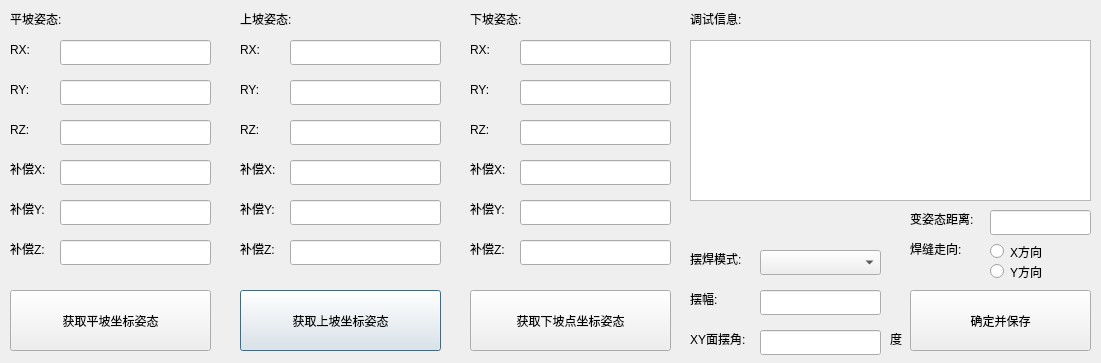
Qt form setcraft3dlg.ui (qubo188612/qtwelding) before a commit.
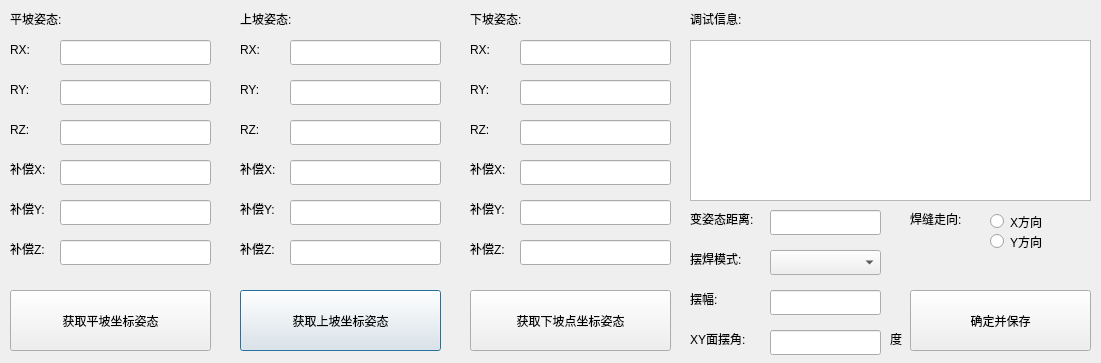
The same form after that commit.

Patch:
```diff
--- a/setcraft3dlg.ui
+++ b/setcraft3dlg.ui
@@ -16,9 +16,9 @@
   <widget class="QLineEdit" name="lineEdit_pendulum_swing">
    <property name="geometry">
     <rect>
-     <x>760</x>
+     <x>770</x>
      <y>290</y>
-     <width>121</width>
+     <width>111</width>
      <height>25</height>
     </rect>
    </property>
@@ -252,9 +252,9 @@
   <widget class="QLineEdit" name="lineEdit_pendulum_phaseangle">
    <property name="geometry">
     <rect>
-     <x>760</x>
+     <x>770</x>
      <y>330</y>
-     <width>121</width>
+     <width>111</width>
      <height>25</height>
     </rect>
    </property>
@@ -298,9 +298,9 @@
   <widget class="QComboBox" name="comboBox_pendulum_mode">
    <property name="geometry">
     <rect>
-     <x>760</x>
+     <x>770</x>
      <y>250</y>
-     <width>121</width>
+     <width>111</width>
      <height>25</height>
     </rect>
    </property>
@@ -626,7 +626,7 @@
   <widget class="QLabel" name="label_36">
    <property name="geometry">
     <rect>
-     <x>910</x>
+     <x>690</x>
      <y>210</y>
      <width>81</width>
      <height>17</height>
@@ -639,9 +639,9 @@
   <widget class="QLineEdit" name="lineEdit_posture_distance">
    <property name="geometry">
     <rect>
-     <x>990</x>
+     <x>770</x>
      <y>210</y>
-     <width>101</width>
+     <width>111</width>
      <height>25</height>
     </rect>
    </property>
@@ -650,7 +650,7 @@
    <property name="geometry">
     <rect>
      <x>990</x>
-     <y>240</y>
+     <y>210</y>
      <width>61</width>
      <height>23</height>
     </rect>
@@ -663,7 +663,7 @@
    <property name="geometry">
     <rect>
      <x>990</x>
-     <y>260</y>
+     <y>230</y>
      <width>61</width>
      <height>23</height>
     </rect>
@@ -676,7 +676,7 @@
    <property name="geometry">
     <rect>
      <x>910</x>
-     <y>240</y>
+     <y>210</y>
      <width>71</width>
      <height>17</height>
     </rect>
```
